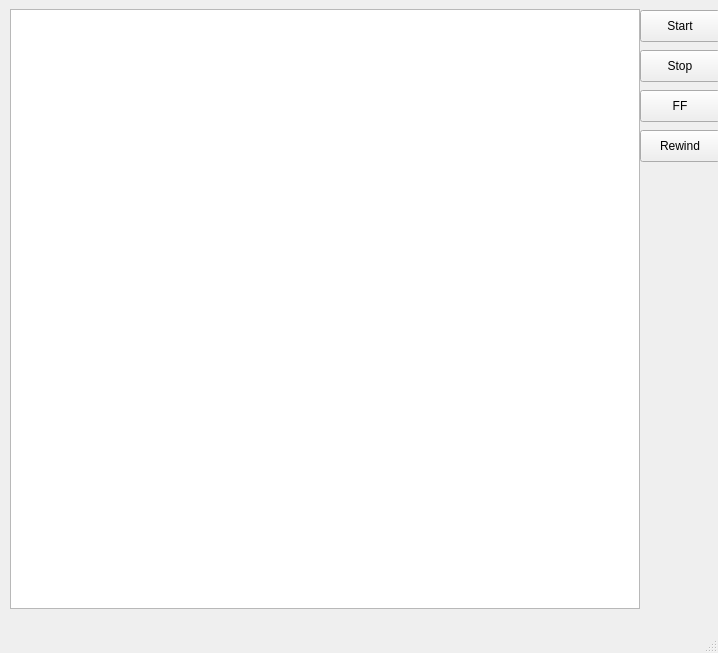
Qt form bloodvessels.ui (qchen2017/BloodVesselVisualization) before a commit.
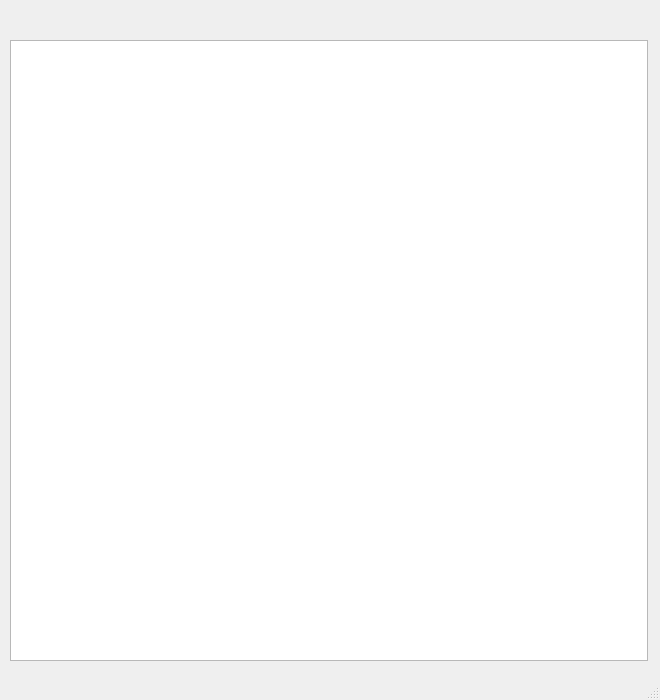
The same form after that commit.

What changed in the file:
```diff
--- a/bloodvessels.ui
+++ b/bloodvessels.ui
@@ -6,8 +6,8 @@
    <rect>
     <x>0</x>
     <y>0</y>
-    <width>718</width>
-    <height>653</height>
+    <width>660</width>
+    <height>700</height>
    </rect>
   </property>
   <property name="windowTitle">
@@ -18,64 +18,12 @@
     <property name="geometry">
      <rect>
       <x>10</x>
-      <y>9</y>
-      <width>630</width>
-      <height>600</height>
+      <y>40</y>
+      <width>638</width>
+      <height>621</height>
      </rect>
     </property>
    </widget>
-   <widget class="QPushButton" name="start_pushButton">
-    <property name="geometry">
-     <rect>
-      <x>640</x>
-      <y>10</y>
-      <width>80</width>
-      <height>32</height>
-     </rect>
-    </property>
-    <property name="text">
-     <string>Start</string>
-    </property>
-   </widget>
-   <widget class="QPushButton" name="stop_pushButton">
-    <property name="geometry">
-     <rect>
-      <x>640</x>
-      <y>50</y>
-      <width>80</width>
-      <height>32</height>
-     </rect>
-    </property>
-    <property name="text">
-     <string>Stop</string>
-    </property>
-   </widget>
-   <widget class="QPushButton" name="pushButton_3">
-    <property name="geometry">
-     <rect>
-      <x>640</x>
-      <y>90</y>
-      <width>80</width>
-      <height>32</height>
-     </rect>
-    </property>
-    <property name="text">
-     <string>FF</string>
-    </property>
-   </widget>
-   <widget class="QPushButton" name="pushButton_4">
-    <property name="geometry">
-     <rect>
-      <x>640</x>
-      <y>130</y>
-      <width>80</width>
-      <height>32</height>
-     </rect>
-    </property>
-    <property name="text">
-     <string>Rewind</string>
-    </property>
-   </widget>
   </widget>
   <widget class="QMenuBar" name="menubar">
    <property name="geometry">
```
Left out of the diff: 2 changed lines with no effect on the pictures.
